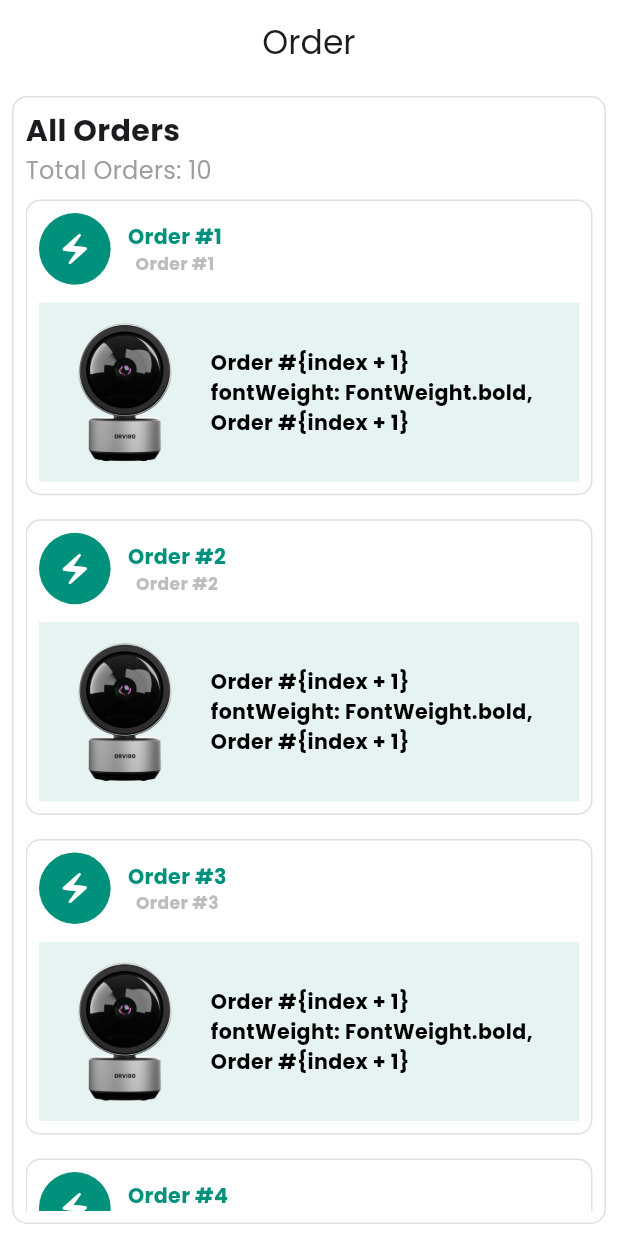
After one commit to graduationproject273/graduatinproject, a Flutter app: the OrderView screen opened by its route, on a phone screen of 412 x 824 dp. The commit adds this screen. Run offline on Flutter 3.47's test engine with Material 3 defaults, Android fonts, the phone set to English and light mode, and no system bars; our stand-ins replace bloc, dartz, device_preview, dio, dots_indicator, equatable and 8 more; missing offline and left inert: data_connection_checker_tv; accounts and stored records are empty.

Commit message:
order in seller

```diff
--- a/lib/core/routeing/app_routing.dart
+++ b/lib/core/routeing/app_routing.dart
@@ -23,6 +23,7 @@ import 'package:gradution/featrues/profile/presentation/views/profile_view.dart'
 import 'package:gradution/featrues/refall/presentation/views/refall_view.dart';
 import 'package:gradution/featrues/reviews/presentation/view/reviews_view.dart';
 import 'package:gradution/featrues/reviews/presentation/view/add_reviews_view.dart';
+import 'package:gradution/featrues/sellerDashboard/presentation/pages/order_view.dart';
 import 'package:gradution/featrues/sellerDashboard/presentation/pages/seller_dashboard_view.dart';
 import 'package:gradution/featrues/services/presentation/pages/services_view.dart';
 import 'package:gradution/featrues/services/presentation/widgets/appointment_widget.dart';
@@ -70,6 +71,10 @@ final GoRouter router = GoRouter(
     GoRoute(
       path: Routes.categories,
       builder: (context, state) => const CategoriesView(),
+    ),
+    GoRoute(
+      path: Routes.order,
+      builder: (context, state) => const OrderView(),
     ),
     GoRoute(
       path: Routes.blog,
--- a/lib/core/routeing/routes.dart
+++ b/lib/core/routeing/routes.dart
@@ -24,4 +24,5 @@ class Routes {
   static const String service = '/service';
   static const String apponimentwidget = '/apponimentwidget';
    static const String dashboardseller = '/apponimentwidget';
+    static const String order = '/order';
 }
--- a/lib/featrues/authintication/sinup/presentation/cubit/sinup_cubit.dart
+++ b/lib/featrues/authintication/sinup/presentation/cubit/sinup_cubit.dart
@@ -1,3 +1,4 @@
+// ignore: depend_on_referenced_packages
 import 'package:bloc/bloc.dart';
 import 'package:equatable/equatable.dart';
 
--- a/lib/featrues/authintication/sinup/presentation/pages/widgets/signup_seller_view_body.dart
+++ b/lib/featrues/authintication/sinup/presentation/pages/widgets/signup_seller_view_body.dart
@@ -13,6 +13,7 @@ class SellerStepsPage extends StatefulWidget {
   const SellerStepsPage({super.key});
 
   @override
+  // ignore: library_private_types_in_public_api
   _SellerStepsPageState createState() => _SellerStepsPageState();
 }
 
--- a/lib/featrues/authintication/typeUser/presentation/cubit/typeuser_cubit.dart
+++ b/lib/featrues/authintication/typeUser/presentation/cubit/typeuser_cubit.dart
@@ -1,3 +1,4 @@
+// ignore: depend_on_referenced_packages
 import 'package:bloc/bloc.dart';
 import 'package:equatable/equatable.dart';
 
--- a/lib/featrues/orders/presentation/cubit/orders_cubit.dart
+++ b/lib/featrues/orders/presentation/cubit/orders_cubit.dart
@@ -1,3 +1,4 @@
+// ignore: depend_on_referenced_packages
 import 'package:bloc/bloc.dart';
 import 'package:equatable/equatable.dart';
 
--- a/lib/featrues/sellerDashboard/presentation/cubit/sellerdashboard_cubit.dart
+++ b/lib/featrues/sellerDashboard/presentation/cubit/sellerdashboard_cubit.dart
@@ -1,3 +1,4 @@
+// ignore: depend_on_referenced_packages
 import 'package:bloc/bloc.dart';
 import 'package:equatable/equatable.dart';
 
--- /dev/null
+++ b/lib/featrues/sellerDashboard/presentation/pages/order_view.dart
@@ -0,0 +1,19 @@
+import 'package:flutter/material.dart';
+import 'package:gradution/featrues/sellerDashboard/presentation/widgets/order_view_body.dart';
+
+class OrderView extends StatelessWidget {
+  const OrderView({super.key});
+
+  @override
+  Widget build(BuildContext context) {
+    return Scaffold(
+      appBar: AppBar(
+        title: const Text('Order'),
+        centerTitle: true,
+        backgroundColor: Colors.white,
+      ),
+      backgroundColor: Colors.white,
+      body: OrderViewBody(),
+    );
+  }
+}
--- /dev/null
+++ b/lib/featrues/sellerDashboard/presentation/widgets/listview_orders.dart
@@ -0,0 +1,43 @@
+import 'package:flutter/material.dart';
+import 'package:flutter_screenutil/flutter_screenutil.dart';
+import 'package:gradution/featrues/sellerDashboard/presentation/widgets/row_image_text.dart';
+import 'package:gradution/featrues/sellerDashboard/presentation/widgets/row_text_icon.dart';
+
+class ListviewOrders extends StatelessWidget {
+  const ListviewOrders({
+    super.key,
+  });
+
+  @override
+  Widget build(BuildContext context) {
+    return ListView.builder(
+      itemCount: 10, // Replace with your order item count
+      itemBuilder: (context, index) {
+        return Padding(
+          padding: const EdgeInsets.symmetric(
+              vertical: 8.0),
+          child: Container(
+            decoration: BoxDecoration(
+              border: Border.all(color: Colors.black12, width: 1),
+              borderRadius: BorderRadius.all(Radius.circular(10)),
+            ),
+            child: Padding(
+              padding: const EdgeInsets.all(8.0),
+              child: Column(
+                children: [
+                  RowTextAndIcon(
+                    index: index,
+                  ),
+                  SizedBox(
+                    height: 10.h,
+                  ),
+                  RowimageText()
+                ],
+              ),
+            ),
+          ),
+        );
+      },
+    );
+  }
+}
--- /dev/null
+++ b/lib/featrues/sellerDashboard/presentation/widgets/order_view_body.dart
@@ -0,0 +1,40 @@
+import 'package:flutter/material.dart';
+import 'package:gradution/featrues/sellerDashboard/presentation/widgets/listview_orders.dart';
+
+class OrderViewBody extends StatelessWidget {
+  const OrderViewBody({super.key});
+
+  @override
+  Widget build(BuildContext context) {
+    return Padding(
+      padding: const EdgeInsets.all(8.0),
+      child: Container(
+        decoration: BoxDecoration(
+          border: Border.all(color: Colors.black12, width: 1),
+          borderRadius: BorderRadius.all(Radius.circular(10)),
+        ),
+        child: Padding(
+          padding: const EdgeInsets.all(8.0),
+          child: Column(
+            crossAxisAlignment: CrossAxisAlignment.start,
+            children: [
+              Text(
+                'All Orders ',
+                style: TextStyle(fontSize: 20, fontWeight: FontWeight.bold),
+              ),
+              Text(
+                'Total Orders: 10',
+                style: TextStyle(fontSize: 16, color: Colors.grey),
+              ),
+              // Add your order details here
+              // For example, you can use ListView to display order items
+              Expanded(
+                child: ListviewOrders(),
+              ),
+            ],
+          ),
+        ),
+      ),
+    );
+  }
+}
--- /dev/null
+++ b/lib/featrues/sellerDashboard/presentation/widgets/row_image_text.dart
@@ -0,0 +1,55 @@
+import 'package:flutter/material.dart';
+import 'package:flutter_screenutil/flutter_screenutil.dart';
+import 'package:gradution/constants/images.dart';
+import 'package:gradution/core/styles/colors.dart';
+import 'package:gradution/core/styles/textstyles.dart';
+
+class RowimageText extends StatelessWidget {
+  const RowimageText({
+    super.key,
+  });
+
+  @override
+  Widget build(BuildContext context) {
+    return Container(
+      // ignore: deprecated_member_use
+      color: maincolor.withOpacity(0.1),
+      child: Row(
+        children: [
+          Image.asset(
+            Assets.imagesCameres,
+            fit: BoxFit.cover,
+            height: 100.h,
+            width: 100.w,
+          ),
+          Column(
+            crossAxisAlignment: CrossAxisAlignment.start,
+            children: [
+              Text(
+                'Order #{index + 1}',
+                style: Textstyles.textitemcart.copyWith(
+                    fontSize: 12.sp,
+                    fontWeight: FontWeight.bold,
+                    color: Colors.black),
+              ),
+              Text(
+                'fontWeight: FontWeight.bold,',
+                style: Textstyles.textitemcart.copyWith(
+                    fontSize: 12.sp,
+                    //  fontWeight: FontWeight.bold,
+                    color: Colors.black),
+              ),
+              Text(
+                'Order #{index + 1}',
+                style: Textstyles.textitemcart.copyWith(
+                    fontSize: 12.sp,
+                    fontWeight: FontWeight.bold,
+                    color: Colors.black),
+              )
+            ],
+          ),
+        ],
+      ),
+    );
+  }
+}
--- /dev/null
+++ b/lib/featrues/sellerDashboard/presentation/widgets/row_text_icon.dart
@@ -0,0 +1,52 @@
+import 'package:flutter/material.dart';
+import 'package:flutter_screenutil/flutter_screenutil.dart';
+import 'package:gradution/core/styles/colors.dart';
+import 'package:gradution/core/styles/textstyles.dart';
+
+class RowTextAndIcon extends StatelessWidget {
+  const RowTextAndIcon({
+    super.key,
+    required this.index,
+  });
+  final int index; // Example index, you can replace it with your own logic
+  @override
+  Widget build(BuildContext context) {
+    return Row(
+      children: [
+        Container(
+          height: 40.h,
+          width: 40.h,
+          decoration: BoxDecoration(
+            color: maincolor,
+            borderRadius: BorderRadius.circular(50),
+          ),
+          child: Center(
+            child: Icon(
+              Icons.electric_bolt,
+              color: Colors.white,
+            ),
+          ),
+        ),
+        SizedBox(width: 10.w),
+        Column(
+          children: [
+            Text(
+              'Order #${index + 1}',
+              style: Textstyles.textitemcart.copyWith(
+                  fontSize: 12.sp,
+                  fontWeight: FontWeight.bold,
+                  color: maincolor),
+            ),
+            Text(
+              'Order #${index + 1}',
+              style: Textstyles.textitemcart.copyWith(
+                  fontSize: 10.sp,
+                  //  fontWeight: FontWeight.bold,
+                  color: Colors.grey.shade400),
+            )
+          ],
+        ),
+      ],
+    );
+  }
+}
--- a/lib/featrues/sellerDashboard/presentation/widgets/seller_dashboard_drawer.dart
+++ b/lib/featrues/sellerDashboard/presentation/widgets/seller_dashboard_drawer.dart
@@ -34,7 +34,7 @@ final List<String> titles = [
 void navigateToPage(BuildContext context, int index) {
     switch (index) {
       case 0:
-        GoRouter.of(context).go(Routes.dashboardseller);
+        GoRouter.of(context).go(Routes.order);
         break;
       case 1:
        GoRouter.of(context).push(Routes.categories);
--- a/lib/featrues/services/presentation/cubit/services_cubit.dart
+++ b/lib/featrues/services/presentation/cubit/services_cubit.dart
@@ -1,3 +1,4 @@
+// ignore: depend_on_referenced_packages
 import 'package:bloc/bloc.dart';
 import 'package:equatable/equatable.dart';
 
--- a/lib/featrues/services/presentation/widgets/appointment_widget.dart
+++ b/lib/featrues/services/presentation/widgets/appointment_widget.dart
@@ -12,6 +12,7 @@ class AppointmentDialog extends StatelessWidget {
     return Dialog(
       backgroundColor: Colors.white,
       elevation: 10,
+      // ignore: deprecated_member_use
       shadowColor: Colors.black.withOpacity(0.3),
       insetPadding: const EdgeInsets.all(20),
       shape: RoundedRectangleBorder(
--- a/lib/featrues/services/presentation/widgets/body_formuser_widet.dart
+++ b/lib/featrues/services/presentation/widgets/body_formuser_widet.dart
@@ -53,7 +53,7 @@ class BodyFormuserWidet extends StatelessWidget {
           ),
           initialCountryCode: 'EG',
           onChanged: (phone) {
-            print(phone.completeNumber);
+      //      print(phone.completeNumber);
           },
         ),
 
--- a/lib/featrues/services/presentation/widgets/body_smart_application.dart
+++ b/lib/featrues/services/presentation/widgets/body_smart_application.dart
@@ -9,6 +9,7 @@ class BodySmartApplication extends StatefulWidget {
   const BodySmartApplication({super.key});
 
   @override
+  // ignore: library_private_types_in_public_api
   _BodySmartApplicationState createState() => _BodySmartApplicationState();
 }
 
--- a/lib/featrues/services/presentation/widgets/smart_lighting_widget.dart
+++ b/lib/featrues/services/presentation/widgets/smart_lighting_widget.dart
@@ -77,7 +77,7 @@ class _SmartLightingWidgetState extends State<SmartLightingWidget> {
                     ],
                   ),
                 );
-              }).toList(),
+              }),
               if (selectedLightingOptions.contains('Other'))
                 Padding(
                   padding: const EdgeInsets.symmetric(horizontal: 20.0),
```
